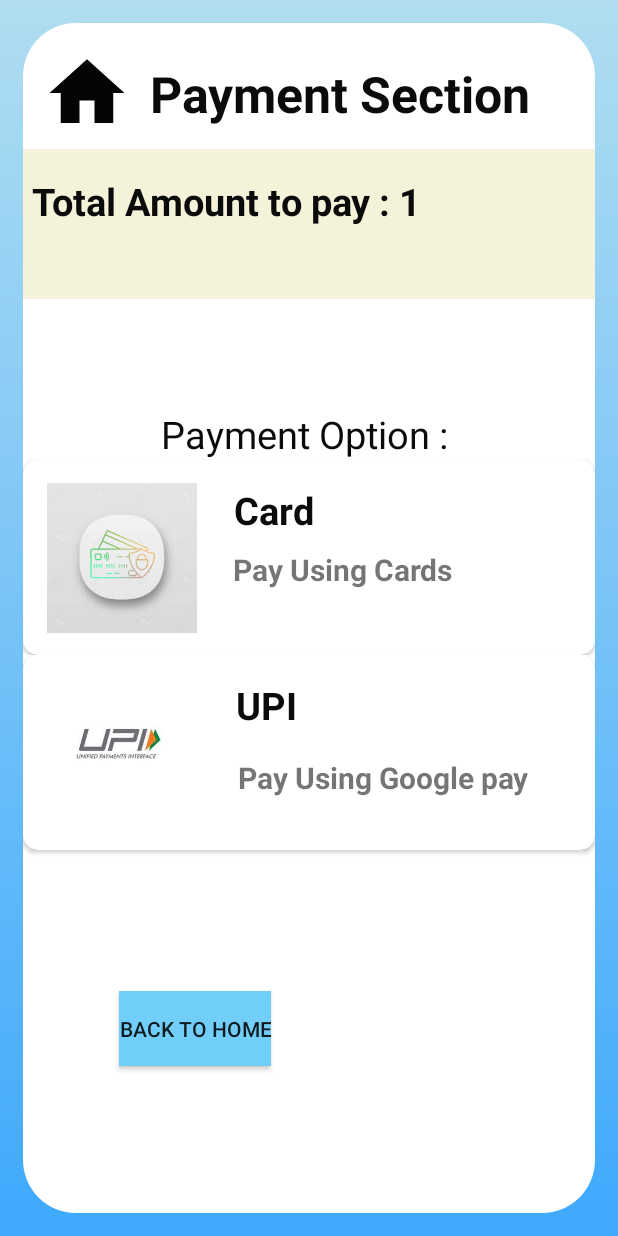
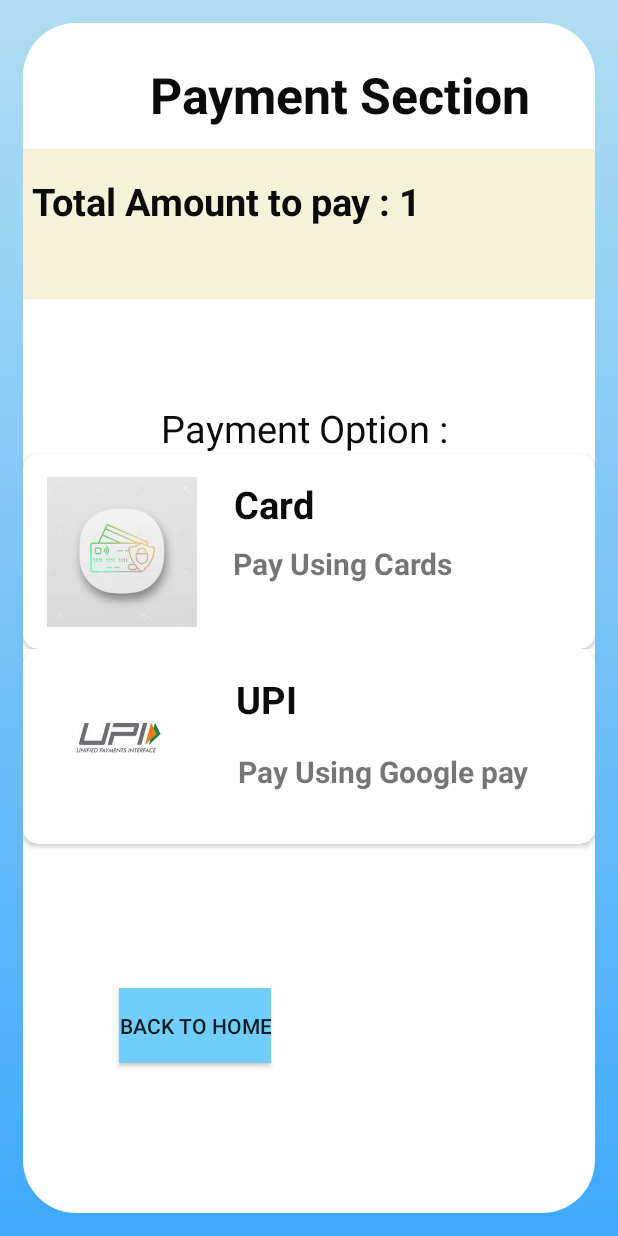
Before and after one commit to Kirtanshah2303/Cinemapp-Movie-Ticket-Booking-Application, an Android app: the PaymentActivity screen opened directly, with no data from a screen before it, on a phone screen of 412 x 824 dp. Run offline under Robolectric (Android 15) with nearby library versions, the phone set to English and light mode, and no system bars; our stand-ins replace Firebase (no records; nobody signed in at launch, a user with empty details on screens opened directly); libraries missing offline, so code that uses them is left out: com.itextpdf.text, com.journeyapps.barcodescanner; Roboto replaces fonts that are not available here; 3 statements that could not run were skipped.

Commit message:
Back to Home Added at the Bottom and the side of the save ticket button.

```diff
--- a/app/src/main/java/com/appofkirtan/sgplayout/PaymentActivity.java
+++ b/app/src/main/java/com/appofkirtan/sgplayout/PaymentActivity.java
@@ -74,8 +74,8 @@ public class PaymentActivity extends AppCompatActivity {
     //  private long backpressedtime;
 
     CardView axisbank,icicibank;
-    Button savebtn;
-    ImageButton homebtn;
+    Button savebtn,homebtn;
+//    ImageButton homebtn;
 
     Bitmap bitmap;
 
@@ -119,7 +119,7 @@ public class PaymentActivity extends AppCompatActivity {
 
         axisbank = findViewById(R.id.AxisBank);
         savebtn = findViewById(R.id.save);
-        homebtn = findViewById(R.id.homeBtn);
+        homebtn = findViewById(R.id.home);
 //        mimage = findViewById(R.id.imageView);
         Intent intent = getIntent();
         int price = intent.getIntExtra("Price",1);
--- a/app/src/main/res/layout/activity_payment.xml
+++ b/app/src/main/res/layout/activity_payment.xml
@@ -50,17 +50,6 @@
             app:layout_constraintStart_toStartOf="parent"
             app:layout_constraintTop_toTopOf="parent"
             app:layout_constraintVertical_bias="0.023">
-
-            <ImageButton
-                android:background="#fff"
-                android:id="@+id/homeBtn"
-                android:src="@drawable/ic_baseline_home_24"
-                android:layout_width="60dp"
-                android:layout_height="60dp"
-                app:layout_constraintBottom_toBottomOf="parent"
-                app:layout_constraintEnd_toStartOf="@+id/textView5"
-                app:layout_constraintStart_toStartOf="parent"
-                app:layout_constraintTop_toTopOf="parent" />
 
             <TextView
                 android:id="@+id/textView5"
```
